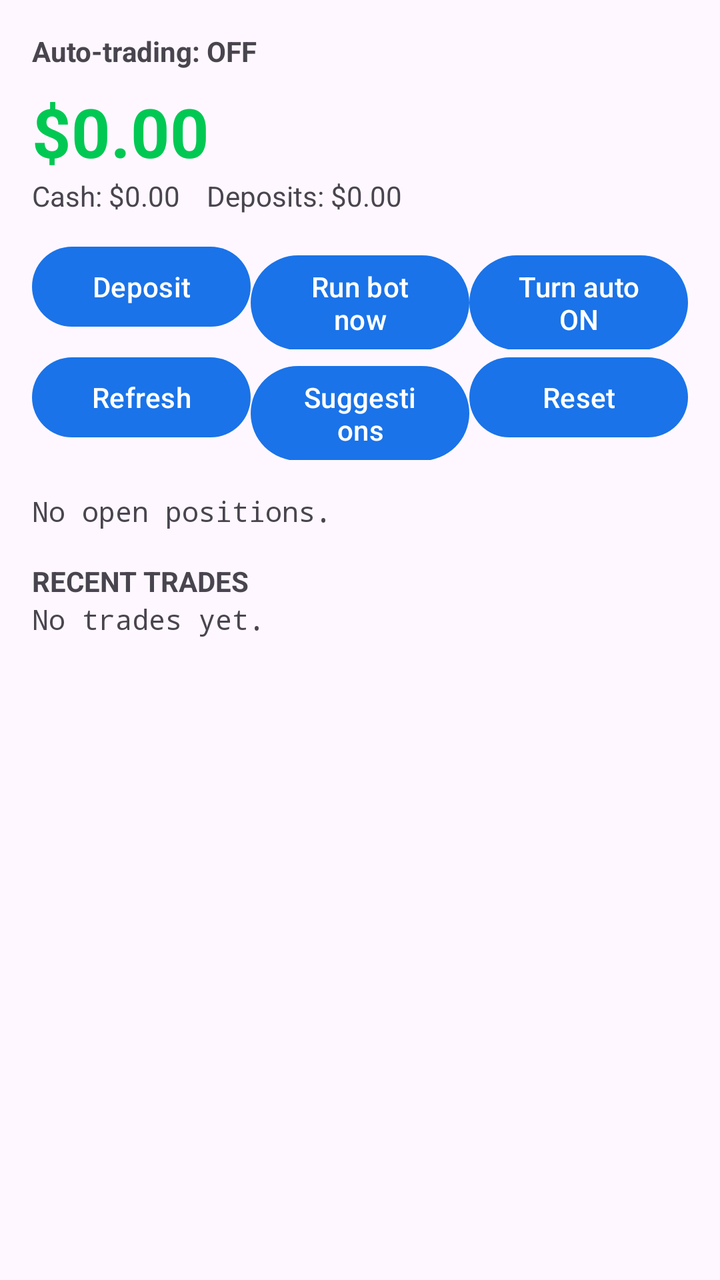
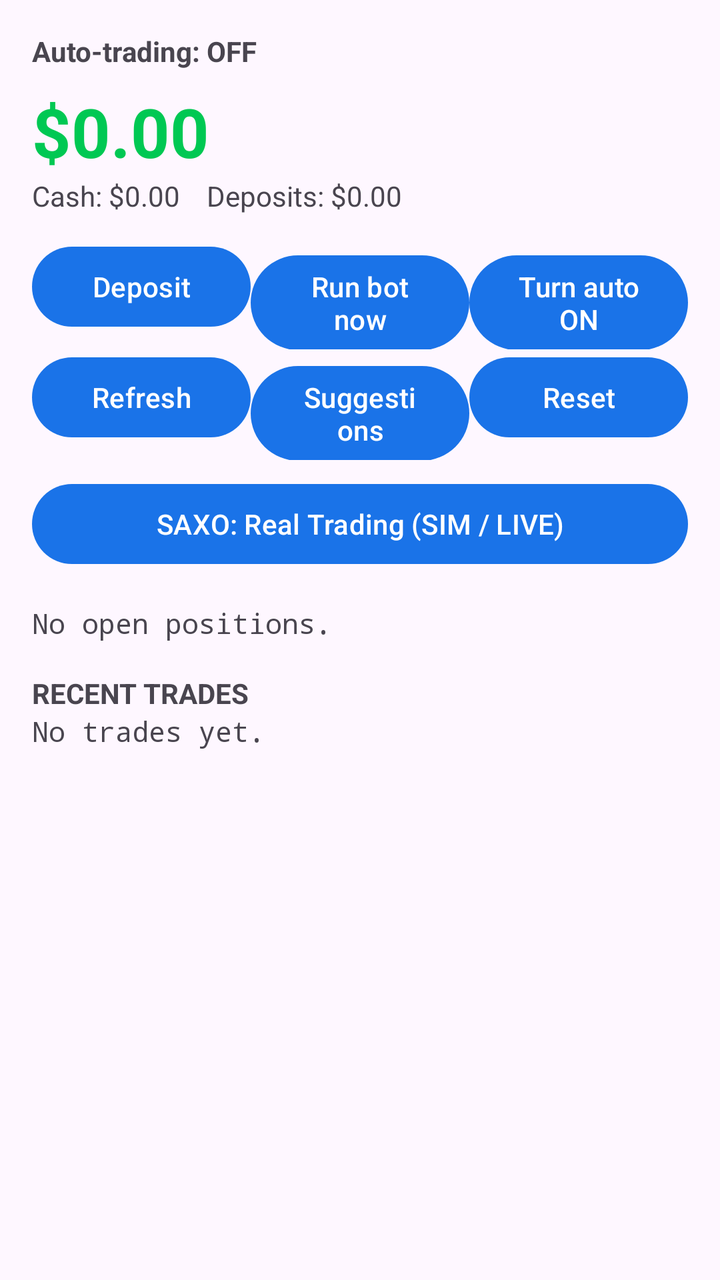

Compare the two renders of this Android layout. The source of the first and the diff that turns it into the second are given below.
<!-- AndroidManifest.xml: application theme Theme.AutoTrader -->
<!-- res/layout/activity_main.xml -->
<?xml version="1.0" encoding="utf-8"?>
<ScrollView xmlns:android="http://schemas.android.com/apk/res/android"
    android:layout_width="match_parent"
    android:layout_height="match_parent">

    <LinearLayout
        android:layout_width="match_parent"
        android:layout_height="wrap_content"
        android:orientation="vertical"
        android:padding="16dp">

        <TextView
            android:id="@+id/tvAuto"
            android:layout_width="match_parent"
            android:layout_height="wrap_content"
            android:text="Auto-trading: OFF"
            android:textStyle="bold" />

        <TextView
            android:id="@+id/tvEquity"
            android:layout_width="match_parent"
            android:layout_height="wrap_content"
            android:layout_marginTop="8dp"
            android:text="$0.00"
            android:textColor="#00C853"
            android:textSize="34sp"
            android:textStyle="bold" />

        <TextView
            android:id="@+id/tvDetails"
            android:layout_width="match_parent"
            android:layout_height="wrap_content"
            android:text="Cash: $0.00    Deposits: $0.00" />

        <LinearLayout
            android:layout_width="match_parent"
            android:layout_height="wrap_content"
            android:layout_marginTop="12dp"
            android:orientation="horizontal">

            <Button
                android:id="@+id/btnDeposit"
                android:layout_width="0dp"
                android:layout_height="wrap_content"
                android:layout_weight="1"
                android:text="Deposit" />

            <Button
                android:id="@+id/btnRun"
                android:layout_width="0dp"
                android:layout_height="wrap_content"
                android:layout_weight="1"
                android:text="Run bot now" />

            <Button
                android:id="@+id/btnAuto"
                android:layout_width="0dp"
                android:layout_height="wrap_content"
                android:layout_weight="1"
                android:text="Turn auto ON" />
        </LinearLayout>

        <LinearLayout
            android:layout_width="match_parent"
            android:layout_height="wrap_content"
            android:orientation="horizontal">

            <Button
                android:id="@+id/btnRefresh"
                android:layout_width="0dp"
                android:layout_height="wrap_content"
                android:layout_weight="1"
                android:text="Refresh" />

            <Button
                android:id="@+id/btnSuggest"
                android:layout_width="0dp"
                android:layout_height="wrap_content"
                android:layout_weight="1"
                android:text="Suggestions" />

            <Button
                android:id="@+id/btnReset"
                android:layout_width="0dp"
                android:layout_height="wrap_content"
                android:layout_weight="1"
                android:text="Reset" />
        </LinearLayout>

        <TextView
            android:id="@+id/tvPositions"
            android:layout_width="match_parent"
            android:layout_height="wrap_content"
            android:layout_marginTop="16dp"
            android:fontFamily="monospace"
            android:text="No open positions." />

        <TextView
            android:layout_width="match_parent"
            android:layout_height="wrap_content"
            android:layout_marginTop="16dp"
            android:text="RECENT TRADES"
            android:textStyle="bold" />

        <TextView
            android:id="@+id/tvLog"
            android:layout_width="match_parent"
            android:layout_height="wrap_content"
            android:fontFamily="monospace"
            android:text="No trades yet." />

    </LinearLayout>
</ScrollView>
<!-- resources referenced by this layout -->
<resources>
  <style name="Theme.AutoTrader" parent="Theme.Material3.DayNight">
          <item name="colorPrimary">#1A73E8</item>
          <item name="colorSecondary">#00C853</item>
      </style>
</resources>

<!-- the commit's change to res/layout/activity_main.xml (unified diff, before → after) -->
@@ -87,6 +87,13 @@
                 android:text="Reset" />
         </LinearLayout>
 
+        <Button
+            android:id="@+id/btnSaxo"
+            android:layout_width="match_parent"
+            android:layout_height="wrap_content"
+            android:layout_marginTop="8dp"
+            android:text="SAXO: Real Trading (SIM / LIVE)" />
+
         <TextView
             android:id="@+id/tvPositions"
             android:layout_width="match_parent"
